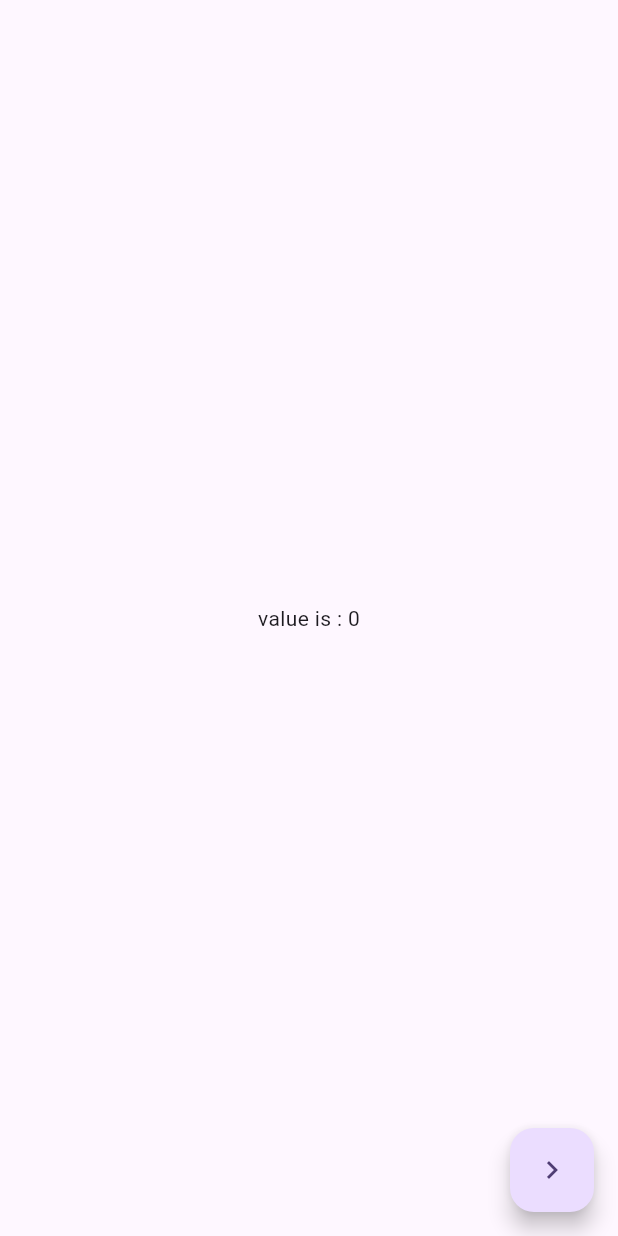
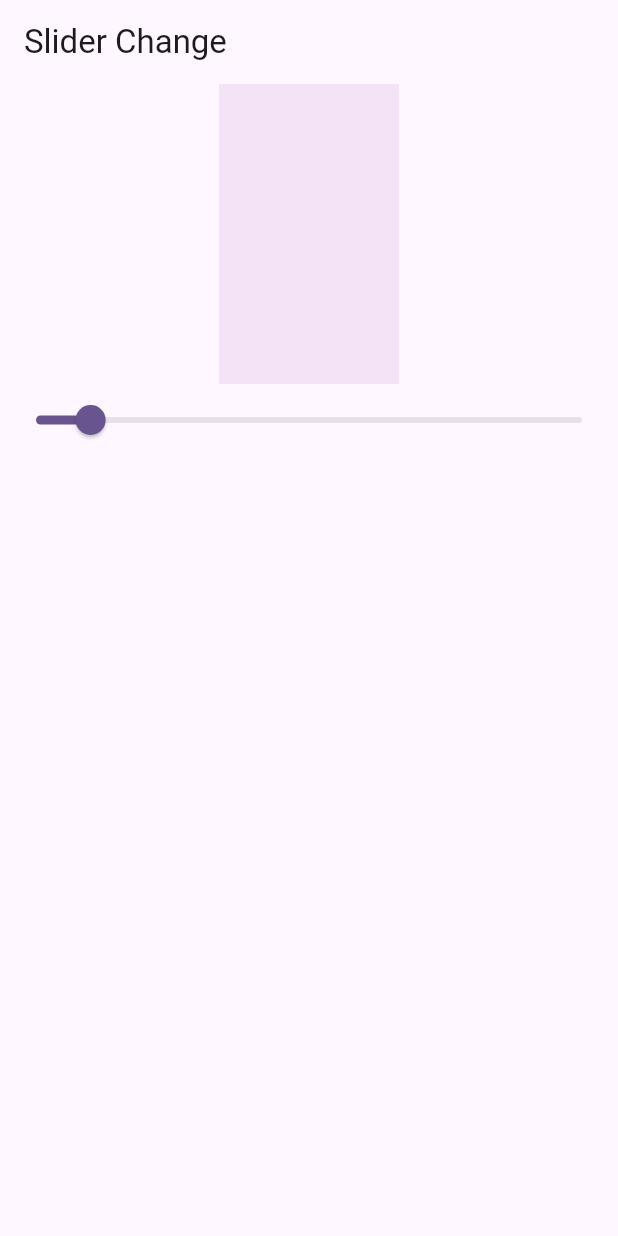
Before and after one commit to MuhammadRahman2/Flutter-learning, a Flutter app: the screen it shows after launch, on a phone screen of 412 x 824 dp. Run offline on Flutter 3.47's test engine with Material 3 defaults, Android fonts, the phone set to English and light mode, and no system bars; our stand-ins replace bloc, flutter_bloc.

Commit message:
slider update value and also change container opacity color with help of cubit

```diff
--- a/lib/counter_cubit_exam/screen/counter_screen.dart
+++ b/lib/counter_cubit_one/screen/counter_screen.dart
@@ -1,7 +1,8 @@
 import 'package:flutter/material.dart';
 import 'package:flutter_bloc/flutter_bloc.dart';
-import 'package:flutter_learning/counter_cubit_exam/cubit/counter_cubit.dart';
-import 'package:flutter_learning/counter_cubit_exam/screen/scound_screen.dart';
+import 'package:flutter_learning/counter_cubit_one/cubit/counter_cubit.dart';
+import 'package:flutter_learning/counter_cubit_one/screen/scound_screen.dart';
+
 
 class CounterScreen extends StatelessWidget {
   const CounterScreen({super.key});
--- a/lib/counter_cubit_exam/screen/scound_screen.dart
+++ b/lib/counter_cubit_one/screen/scound_screen.dart
@@ -1,6 +1,6 @@
 import 'package:flutter/material.dart';
 import 'package:flutter_bloc/flutter_bloc.dart';
-import 'package:flutter_learning/counter_cubit_exam/cubit/counter_cubit.dart';
+import 'package:flutter_learning/counter_cubit_one/cubit/counter_cubit.dart';
 
 class SecoundScreen extends StatelessWidget {
   const SecoundScreen({super.key});
--- a/lib/main.dart
+++ b/lib/main.dart
@@ -1,7 +1,8 @@
 import 'package:flutter/material.dart';
 import 'package:flutter_bloc/flutter_bloc.dart';
-import 'package:flutter_learning/counter_cubit_exam/cubit/counter_cubit.dart';
-import 'package:flutter_learning/counter_cubit_exam/screen/counter_screen.dart';
+import 'package:flutter_learning/counter_cubit_one/cubit/counter_cubit.dart';
+import 'package:flutter_learning/slider_cubit_two/slider_cubit.dart';
+import 'package:flutter_learning/slider_cubit_two/slider_cubit_view.dart';
 
 void main() async {
   WidgetsFlutterBinding.ensureInitialized();
@@ -16,7 +17,8 @@ class MyApp extends StatelessWidget {
   Widget build(BuildContext context) {
     return MultiBlocProvider(
       providers: [
-        BlocProvider(create: (context) => CounterCubit()),
+        BlocProvider(create: (context) => CounterCubit(),),
+        BlocProvider(create: (context) =>  SliderCubit(),),
       ],
       child: MaterialApp(
         title: 'Flutter Demo',
@@ -24,13 +26,8 @@ class MyApp extends StatelessWidget {
           colorScheme: ColorScheme.fromSeed(seedColor: Colors.deepPurple),
           useMaterial3: true,
         ),
-        home: CounterScreen(),
-        // HomePage(),
-        // const Scaffold(
-        //   body: Center(
-        //   child: Text('Home'),
-        // ),
-        // ),
+        home: SliderCubitView(),
+        // CounterScreen(),
       ),
     );
   }
--- /dev/null
+++ b/lib/slider_cubit_two/slider_cubit.dart
@@ -0,0 +1,12 @@
+import 'package:bloc/bloc.dart';
+import 'package:flutter/material.dart';
+
+class SliderCubit extends Cubit<double>{
+  SliderCubit(): super(0.1);
+
+  void opacityChange(double value){
+    emit(value);
+    debugPrint(state.toString());
+  }
+
+}
--- /dev/null
+++ b/lib/slider_cubit_two/slider_cubit_view.dart
@@ -0,0 +1,35 @@
+import 'package:flutter/material.dart';
+import 'package:flutter_bloc/flutter_bloc.dart';
+import 'package:flutter_learning/slider_cubit_two/slider_cubit.dart';
+
+class SliderCubitView extends StatelessWidget {
+   SliderCubitView({super.key});
+
+
+  @override
+  Widget build(BuildContext context) {
+    final sliderCubit = BlocProvider.of<SliderCubit>(context);
+    return Scaffold(
+      appBar: AppBar(title: const Text('Slider Change'),
+      ),
+      body: BlocBuilder<SliderCubit,double>(
+        builder: (context, sliderValue) {
+          return Column(
+            children: [
+              Container(
+                height: 200,
+                width: 120,
+                decoration: BoxDecoration(
+                  color: Colors.purple.withOpacity(sliderValue)
+                ),
+              ),
+              Slider(value: sliderValue,
+                  onChanged: (value)=> context.read<SliderCubit>().opacityChange(value)
+                  )
+            ],
+          );
+        }
+      )
+    );
+  }
+}
```
Also changed, not shown: lib/counter_cubit_one/cubit/counter_cubit.dart (renamed from lib/counter_cubit_exam/cubit/counter_cubit.dart).
